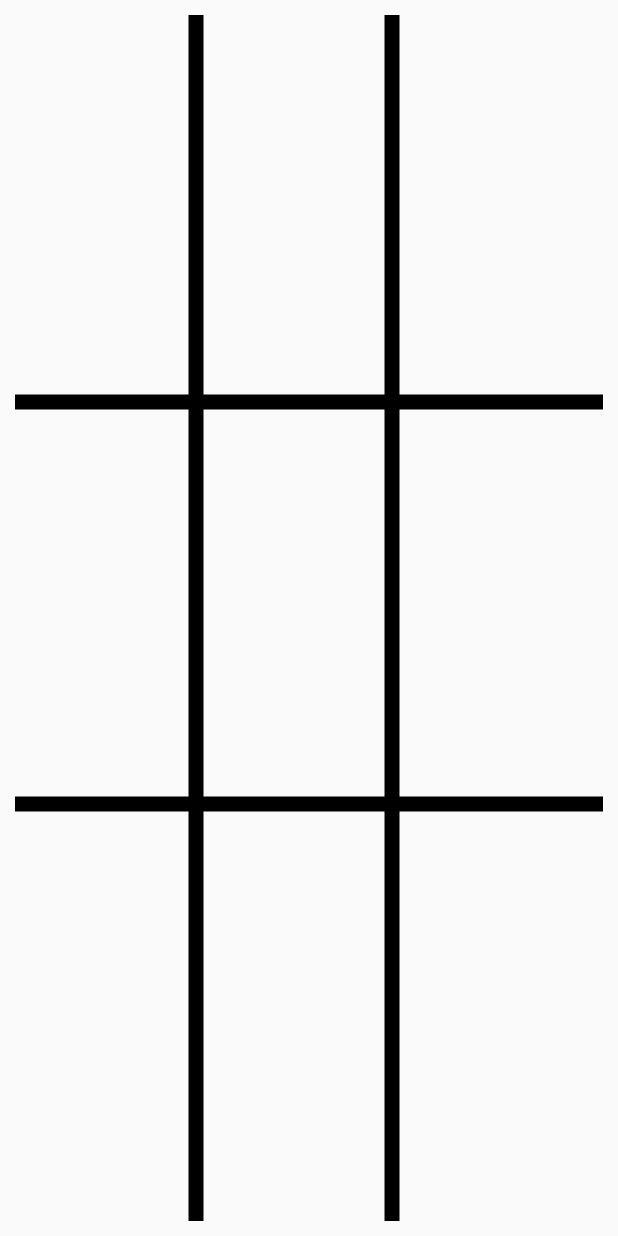
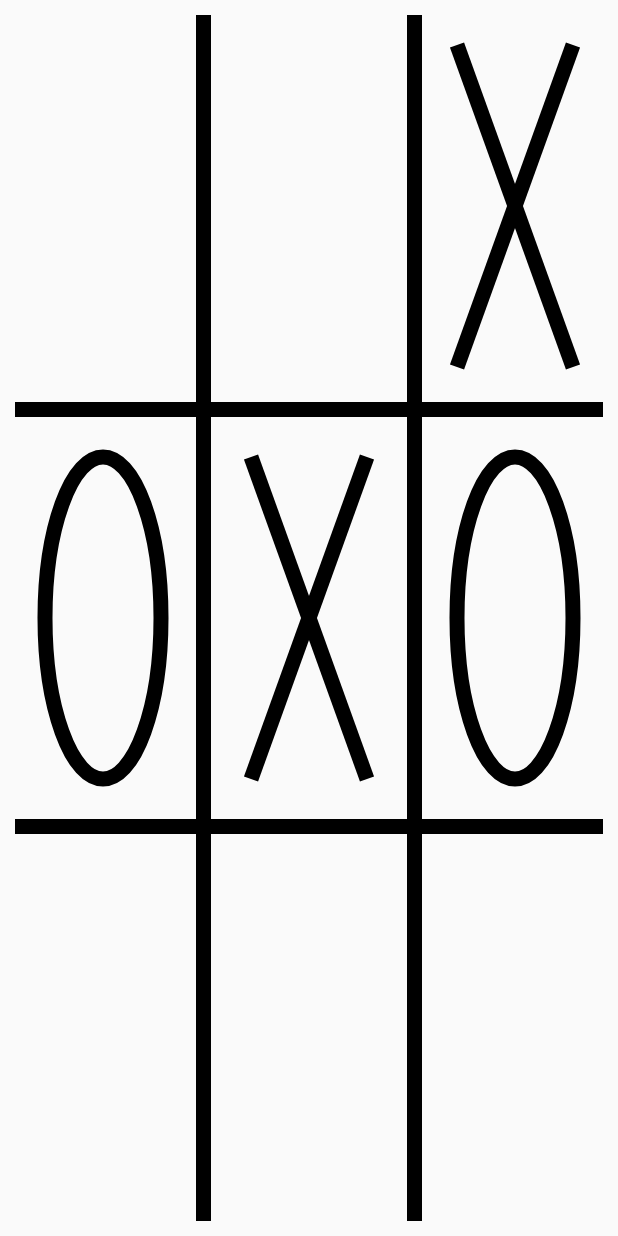
Before and after one commit to csells/tic_tac_toe, a Flutter app: the screen it shows after launch, on a phone screen of 412 x 824 dp. Run offline on Flutter 3.47's test engine with Material 2 defaults, Android fonts, the phone set to English and light mode, and no system bars.

Commit message:
some drawing changes

```diff
--- a/lib/main.dart
+++ b/lib/main.dart
@@ -1,33 +1,46 @@
 import 'package:flutter/material.dart';
+import 'package:provider/provider.dart';
+import 'dart:math';
 
-class GameBoard extends ChangeNotifier {
-  var _pieces = List<String>.filled(9, '');
+class GameState extends ChangeNotifier {
+  List<String> _pieces;
+  String _winner;
+  String _player;
+
+  GameState() {
+    reset();
+  }
+
   String pieceAt(int pos) => _pieces[pos];
-  String _winner = '';
-
   String get winner => _winner;
 
-  void move(int pos, String label) {
-    _pieces[pos] = label;
-    // check for a winner
-    /*
-              Cell[,] possibleWins = {
-            // row
-            { cells[0 + offset], cells[1 + offset], cells[2 + offset] },
-            { cells[3 + offset], cells[4 + offset], cells[5 + offset] },
-            { cells[6 + offset], cells[7 + offset], cells[8 + offset] },
+  static const List<List<int>> _wins = [
+    [0, 1, 2], [3, 4, 5], [6, 7, 8], // by row
+    [0, 3, 6], [1, 4, 7], [2, 5, 8], // by column
+    [0, 4, 8], [2, 4, 6], // by diagonal
+  ];
 
-            // column
-            { cells[0 + offset], cells[3 + offset], cells[6 + offset] },
-            { cells[1 + offset], cells[4 + offset], cells[7 + offset] },
-            { cells[2 + offset], cells[5 + offset], cells[8 + offset] },
+  void move(int pos) {
+    assert(_winner == '');
+    assert(_pieces[pos] == '');
 
-            // diagonal
-            { cells[0 + offset], cells[4 + offset], cells[8 + offset] },
-            { cells[2 + offset], cells[4 + offset], cells[6 + offset] },
-          };
+    // store the move and check for a winner
+    _pieces[pos] = _player;
+    _winner = _wins.any((w) => w.every((p) => _pieces[p] == _player)) ? _player : '';
+    _player = _player == 'X' ? 'O' : 'X';
+    notifyListeners();
+  }
 
-    */
+  void reset() {
+    _pieces = List<String>.filled(9, '');
+    _winner = '';
+    _player = 'X';
+
+    // test data
+    _pieces[2] = 'X';
+    _pieces[3] = 'O';
+    _pieces[4] = 'X';
+    _pieces[5] = 'O';
 
     notifyListeners();
   }
@@ -43,19 +56,22 @@ class App extends StatelessWidget {
     return MaterialApp(
       home: Scaffold(
         body: SafeArea(
-          child: Game(),
+          child: ChangeNotifierProvider(
+            builder: (_) => GameState(),
+            child: GameView(),
+          ),
         ),
       ),
     );
   }
 }
 
-class Game extends StatefulWidget {
+class GameView extends StatefulWidget {
   @override
-  _GameState createState() => _GameState();
+  _GameViewState createState() => _GameViewState();
 }
 
-class _GameState extends State<Game> {
+class _GameViewState extends State<GameView> {
   final pieces = List<String>.filled(9, '');
 
   @override
@@ -68,12 +84,12 @@ class GridPainter extends CustomPainter {
   void paint(Canvas canvas, Size size) {
     const sx = 10.0;
     var paint = Paint()..strokeWidth = sx;
-    var dx = (size.width - sx * 2) / 3;
-    var dy = (size.height - sx * 2) / 3;
+    var dx = (size.width - sx * 2) / 3 + sx / 2;
+    var dy = (size.height - sx * 2) / 3 + sx / 2;
     canvas.drawLine(Offset(dx, sx), Offset(dx, size.height - sx), paint);
-    canvas.drawLine(Offset(dx * 2, sx), Offset(dx * 2, size.height - sx), paint);
+    canvas.drawLine(Offset(dx * 2 + sx / 2, sx), Offset(dx * 2 + sx / 2, size.height - sx), paint);
     canvas.drawLine(Offset(sx, dy), Offset(size.width - sx, dy), paint);
-    canvas.drawLine(Offset(sx, dy * 2), Offset(size.width - sx, dy * 2), paint);
+    canvas.drawLine(Offset(sx, dy * 2 + sx / 2), Offset(size.width - sx, dy * 2 + sx / 2), paint);
   }
 
   @override
@@ -88,35 +104,59 @@ class GamePieces extends StatelessWidget {
   Widget build(BuildContext context) {
     return Column(
       children: [
-        Expanded(child: Row(children: [for (var i = 0; i != 3; ++i) GamePiece(pieces[i + 0])])),
-        Expanded(child: Row(children: [for (var i = 0; i != 3; ++i) GamePiece(pieces[i + 3])])),
-        Expanded(child: Row(children: [for (var i = 0; i != 3; ++i) GamePiece(pieces[i + 6])])),
+        Expanded(child: Row(children: [for (var i = 0; i != 3; ++i) GamePiece(i + 0)])),
+        Expanded(child: Row(children: [for (var i = 0; i != 3; ++i) GamePiece(i + 3)])),
+        Expanded(child: Row(children: [for (var i = 0; i != 3; ++i) GamePiece(i + 6)])),
       ],
     );
   }
 }
 
 class GamePiece extends StatelessWidget {
-  final String label;
-  GamePiece(this.label);
+  final int pos;
+  GamePiece(this.pos);
 
   @override
-  Widget build(BuildContext context) => Expanded(
-        child: Center(
-          child: Padding(
-            padding: const EdgeInsets.all(12.0),
-            child: GestureDetector(
-              onTap: () {},
-              child: Container(
-                child: FittedBox(
-                  fit: BoxFit.scaleDown,
-                  child: SizedBox(
-                    child: Text(label, style: TextStyle(fontSize: 1000)),
-                  ),
-                ),
-              ),
+  Widget build(BuildContext context) => Consumer<GameState>(
+        builder: (context, game, child) => Expanded(
+              child: CustomPaint(
+                  painter: PiecePainter(game.pieceAt(pos)),
+                  child: GestureDetector(onTap: () => game.move(pos), child: Container())),
+            ),
+      );
+}
+
+class PiecePainter extends CustomPainter {
+  final String piece;
+  PiecePainter(this.piece);
+
+  @override
+  void paint(Canvas canvas, Size size) {
+    const sx = 10.0;
+    const sx3 = sx * 3;
+    var paint = Paint()
+      ..strokeWidth = sx
+      ..style = PaintingStyle.stroke;
+    var origin = Offset(0, 0);
+
+    if (piece == 'X') {
+      canvas.drawLine(Offset(sx3, sx3), size.bottomRight(Offset(-sx3, -sx3)), paint);
+      canvas.drawLine(size.bottomLeft(Offset(sx3, -sx3)), size.topRight(Offset(-sx3, sx3)), paint);
+    } else if (piece == 'O') {
+      canvas.drawOval(Rect.fromLTRB(sx3, sx3, size.width - sx3, size.height - sx3), paint);
+    }
+  }
+
+  @override
+  bool shouldRepaint(CustomPainter oldDelegate) => true;
+}
+
+/*
+show text sized to a specific box
+child: FittedBox(
+            fit: BoxFit.scaleDown,
+            child: SizedBox(
+              child: Text(piece, style: TextStyle(fontSize: 1000)),
             ),
           ),
-        ),
-      );
-}
+*/
```
Also changed, not shown: 1 other file.
